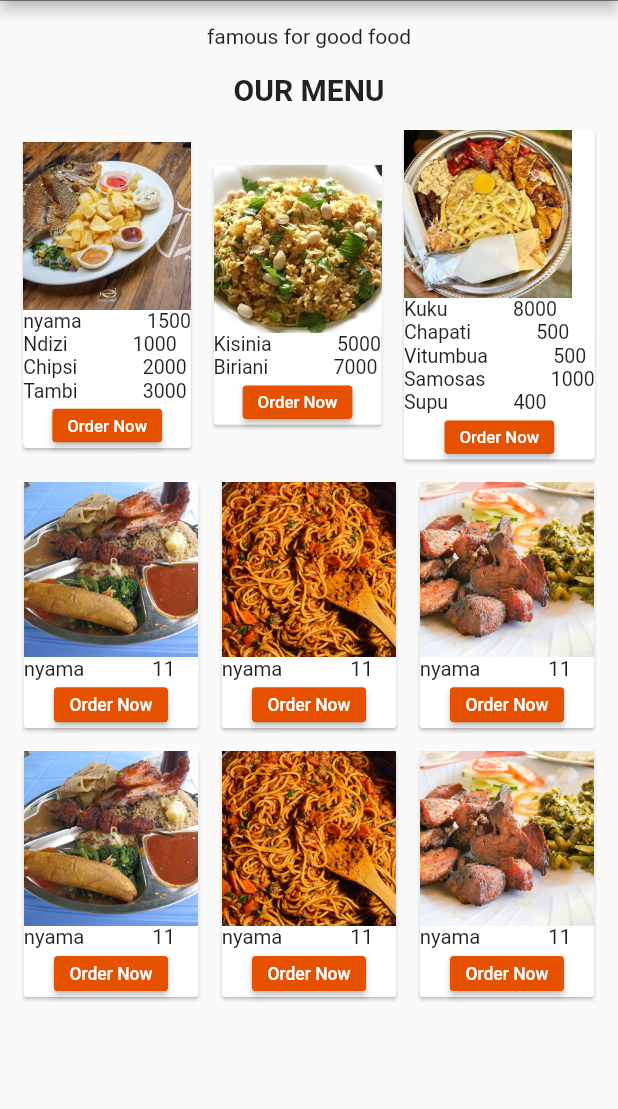
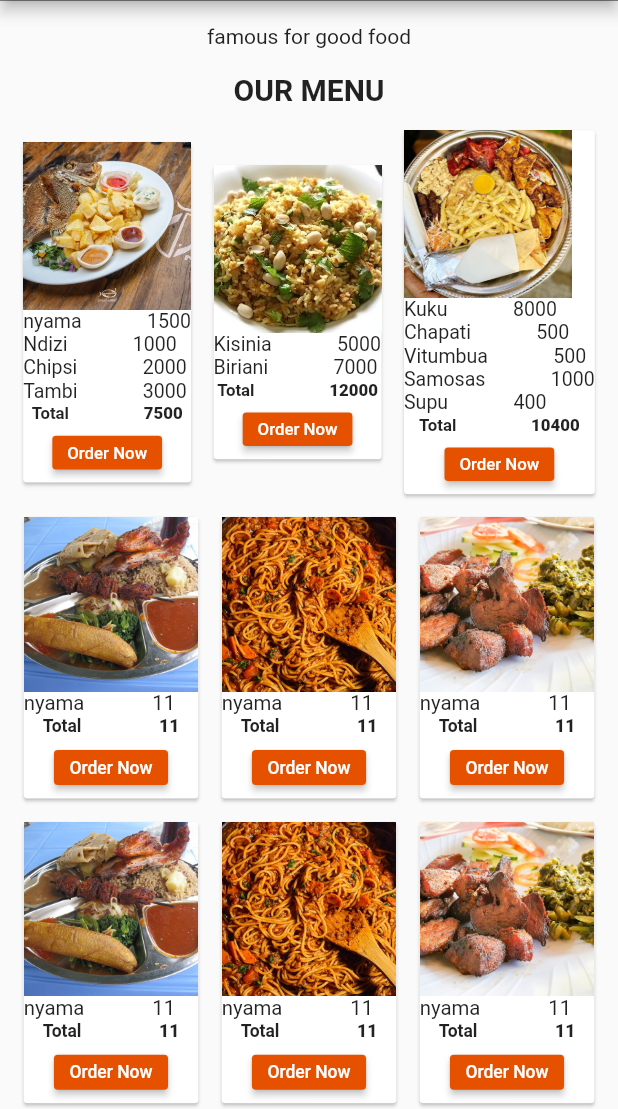
Before and after one commit to dnspascal/catering-app, a Flutter app: the screen it shows after launch, in the side drawer, after a tap on "Menu", on a phone screen of 412 x 824 dp, the part 127-1236 px from its top. Run offline on Flutter 3.47's test engine with Material 2 defaults, Android fonts, the light colour scheme and no system bars.

Commit message:
this is the final commit

```diff
--- a/lib/customizable_widgets/MyMenu.dart
+++ b/lib/customizable_widgets/MyMenu.dart
@@ -9,7 +9,7 @@ class MyMenu extends StatelessWidget {
       child: Padding(
         padding: const EdgeInsets.all(8.0),
         child:
-            Column(mainAxisAlignment: MainAxisAlignment.spaceAround, crossAxisAlignment: CrossAxisAlignment.start, children: [
+            Column(mainAxisAlignment: MainAxisAlignment.spaceAround, children: [
           Padding(
             padding: const EdgeInsets.all(8.0),
             child: Center(
@@ -31,17 +31,31 @@ class MyMenu extends StatelessWidget {
               mainAxisAlignment: MainAxisAlignment.start,
               children: [
                 MenuItem(
-                 foodMenu:const [{"food":"nyama",'price':1500},{"food":"Ndizi",'price':1000},{"food":"Chipsi",'price':2000},{"food":"Tambi",'price':3000},],
+                  foodMenu: const [
+                    {"food": "nyama", 'price': 1500},
+                    {"food": "Ndizi", 'price': 1000},
+                    {"food": "Chipsi", 'price': 2000},
+                    {"food": "Tambi", 'price': 3000},
+                  ],
                   photo: "changu-fried.jpg",
                   foodItems: "Wali",
                 ),
                 MenuItem(
-                 foodMenu:const [{"food":"Kisinia",'price':5000},{"food":"Biriani",'price':7000},],
+                  foodMenu: const [
+                    {"food": "Kisinia", 'price': 5000},
+                    {"food": "Biriani", 'price': 7000},
+                  ],
                   photo: "pilau.jpg",
                   foodItems: "Pilau",
                 ),
                 MenuItem(
-                 foodMenu:const [{"food":"Kuku",'price':8000},{"food":"Chapati",'price':500},{"food":"Vitumbua",'price':500},{"food":"Samosas",'price':1000},{"food":"Supu",'price':400},],
+                  foodMenu: const [
+                    {"food": "Kuku", 'price': 8000},
+                    {"food": "Chapati", 'price': 500},
+                    {"food": "Vitumbua", 'price': 500},
+                    {"food": "Samosas", 'price': 1000},
+                    {"food": "Supu", 'price': 400},
+                  ],
                   photo: "fries.jpeg",
                   foodItems: "Chipsi",
                 ),
@@ -53,17 +67,23 @@ class MyMenu extends StatelessWidget {
               mainAxisAlignment: MainAxisAlignment.spaceEvenly,
               children: [
                 MenuItem(
-                 foodMenu:const [{"food":"nyama",'price':11},],
+                  foodMenu: const [
+                    {"food": "nyama", 'price': 11},
+                  ],
                   photo: "ndizi.JPG",
                   foodItems: "Ndizi",
                 ),
                 MenuItem(
-                 foodMenu:const [{"food":"nyama",'price':11},],
+                  foodMenu: const [
+                    {"food": "nyama", 'price': 11},
+                  ],
                   photo: "tambi_za_nyama.jpg",
                   foodItems: "Macaroni",
                 ),
                 MenuItem(
-                 foodMenu:const [{"food":"nyama",'price':11},],
+                  foodMenu: const [
+                    {"food": "nyama", 'price': 11},
+                  ],
                   photo: "nyama.jpg",
                   foodItems: "Nyama Choma",
                 ),
@@ -71,23 +91,27 @@ class MyMenu extends StatelessWidget {
             ),
           ),
           FittedBox(
-
-
             child: Row(
               mainAxisAlignment: MainAxisAlignment.spaceEvenly,
               children: [
                 MenuItem(
-                 foodMenu:const [{"food":"nyama",'price':11},],
+                  foodMenu: const [
+                    {"food": "nyama", 'price': 11},
+                  ],
                   photo: "ndizi.JPG",
                   foodItems: "Ndizi",
                 ),
                 MenuItem(
-                  foodMenu:const [{"food":"nyama",'price':11},],
+                  foodMenu: const [
+                    {"food": "nyama", 'price': 11},
+                  ],
                   photo: "tambi_za_nyama.jpg",
                   foodItems: "Macaroni",
                 ),
                 MenuItem(
-                  foodMenu:const [{"food":"nyama",'price':11},],
+                  foodMenu: const [
+                    {"food": "nyama", 'price': 11},
+                  ],
                   photo: "nyama.jpg",
                   foodItems: "Nyama Choma",
                 ),
@@ -103,45 +127,84 @@ class MyMenu extends StatelessWidget {
 class MenuItem extends StatelessWidget {
   final String photo;
   final String foodItems;
-  List  <Map<String,dynamic>> foodMenu;
-  MenuItem({required this.photo, required this.foodItems,required this.foodMenu});
+  int total = 0;
+  List<Map<String, dynamic>> foodMenu;
+  MenuItem(
+      {required this.photo, required this.foodItems, required this.foodMenu});
 
   @override
   Widget build(BuildContext context) {
+    dynamic sum = addValues();
     return Padding(
       padding: const EdgeInsets.all(8.0),
       child: Card(
-
-
         child: Column(
           children: [
-            Column(
-              crossAxisAlignment: CrossAxisAlignment.start,
-              children: [
+            Column(crossAxisAlignment: CrossAxisAlignment.start, children: [
               Image.asset(
                 'img/' + photo,
                 width: 180,
                 height: 180,
                 fit: BoxFit.cover,
               ),
-              for(final map in foodMenu) buildFoodMenu(map),
+              for (final map in foodMenu) buildFoodMenu(map),
             ]),
-              Center(child: ElevatedButton(onPressed: (){}, child: Text('Order Now',style: TextStyle(fontSize: 18),),style: ButtonStyle(backgroundColor: MaterialStateProperty.all(Colors.orange[900]),))),
+            Row(
+              children: [
+                Text(
+                  'Total',
+                  style: TextStyle(fontSize: 18, fontWeight: FontWeight.bold),
+                ),
+                SizedBox(width: 80,),
+                Text(sum.toString(), style: TextStyle(fontSize: 18, fontWeight: FontWeight.w900),)
+              ],
+            ),
+            Padding(
+              padding: const EdgeInsets.all(8.0),
+              child: Center(
+                  child: ElevatedButton(
+                      onPressed: () {},
+                      child: Text(
+                        'Order Now',
+                        style: TextStyle(fontSize: 18),
+                      ),
+                      style: ButtonStyle(
+                        backgroundColor:
+                            MaterialStateProperty.all(Colors.orange[900]),
+                      ))),
+            ),
           ],
         ),
       ),
     );
   }
-  Widget buildFoodMenu(Map<String,dynamic> menu){
+
+  Widget buildFoodMenu(Map<String, dynamic> menu) {
+
     return Row(
-
-     mainAxisAlignment: MainAxisAlignment.start,
+      mainAxisAlignment: MainAxisAlignment.start,
       children: [
-
-        Text(menu['food'],style: TextStyle(fontSize: 21),),
-        SizedBox(width: 70,),
-        Text(menu['price'].toString(),style: TextStyle(fontSize: 21),),
+        Text(
+          menu['food'],
+          style: TextStyle(fontSize: 21),
+        ),
+        SizedBox(
+          width: 70,
+        ),
+        Text(
+          menu['price'].toString(),
+          style: TextStyle(fontSize: 21),
+        ),
       ],
     );
   }
+
+  int addValues() {
+    dynamic total2 = 0;
+    for (var item in foodMenu) {
+      total2 += item["price"];
+    }
+
+    return total2;
+  }
 }
```
